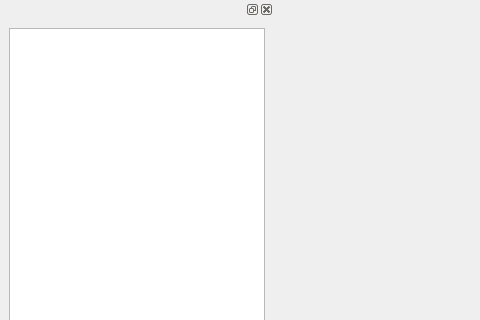
claudiobogossian/terralib5, file src/terralib/qt/af/ui/BaseApplicationForm.ui: the form before one commit; both pictures show x 0 to 480 and y 0 to 320 of the 1140 by 702 pixel window.
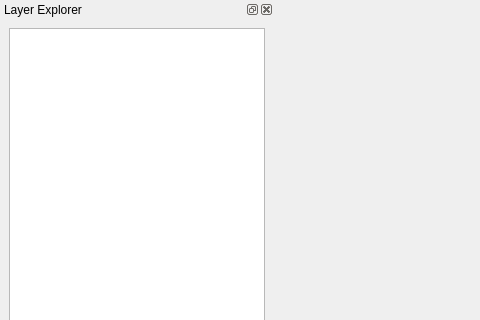
The form after the commit. Custom widgets are drawn as their Qt base class.

Commit message: added title to layer explorer dock

Diff of the .ui file:
```diff
--- a/src/terralib/qt/af/ui/BaseApplicationForm.ui
+++ b/src/terralib/qt/af/ui/BaseApplicationForm.ui
@@ -41,6 +41,9 @@
    </attribute>
   </widget>
   <widget class="QDockWidget" name="dockWidget">
+   <property name="windowTitle">
+    <string>Layer Explorer</string>
+   </property>
    <attribute name="dockWidgetArea">
     <number>1</number>
    </attribute>
```
Left out of the diff: 2 changed lines with no effect on the pictures.
